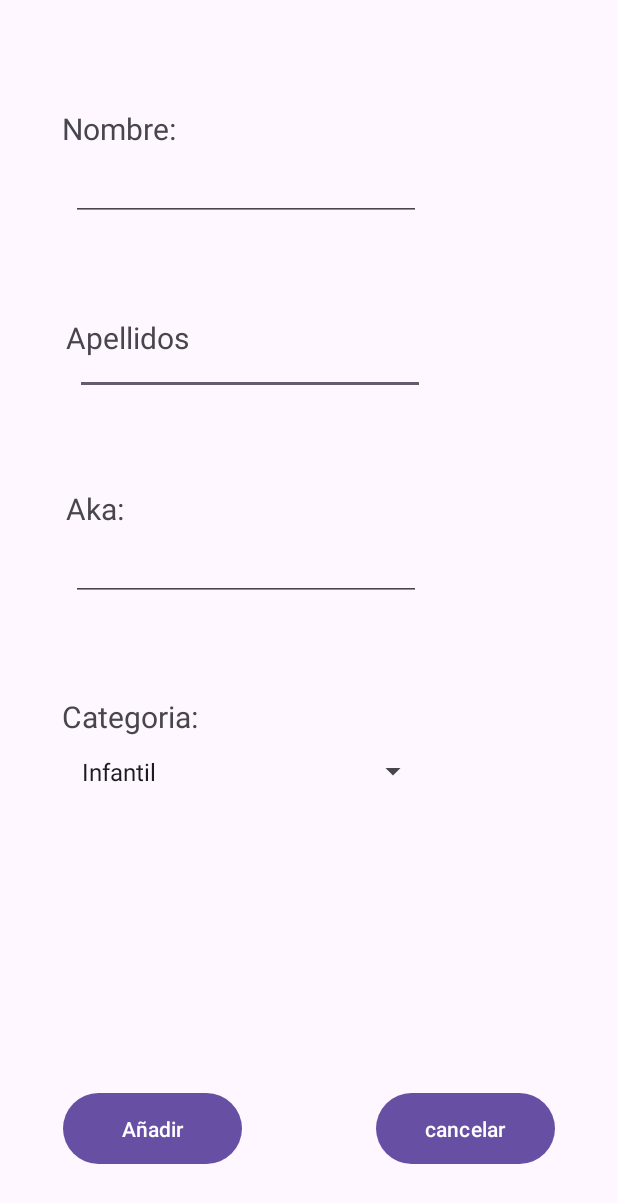
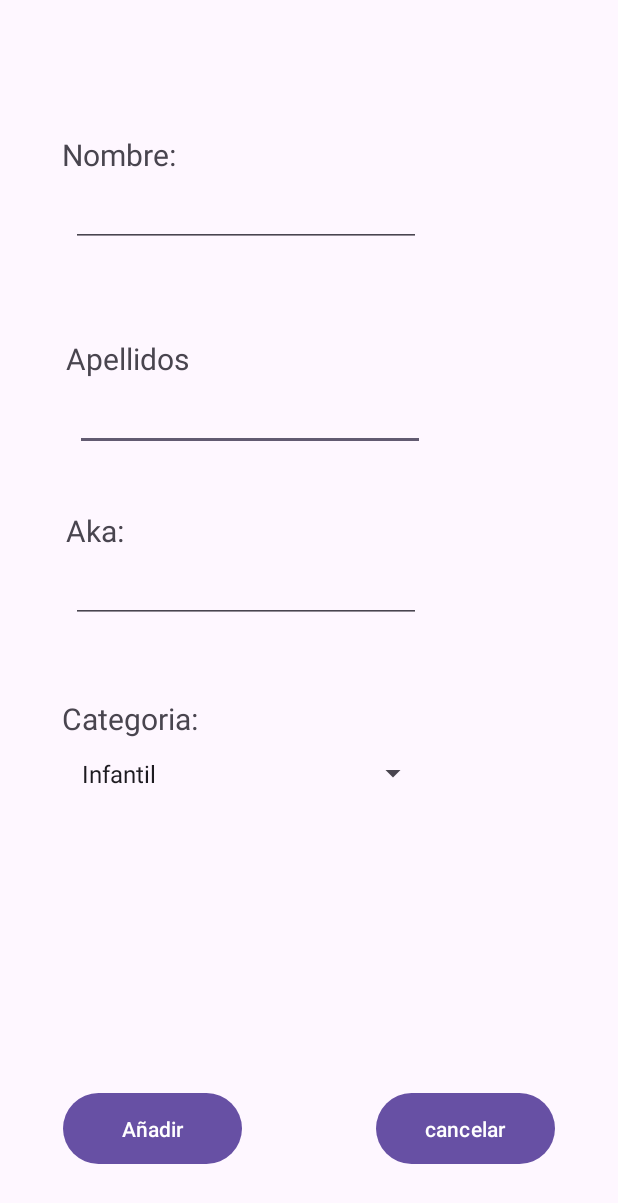
Before and after one commit to iagoLGitHub/olimpic, an Android app: the Competitor_add screen opened directly, with no data from a screen before it, on a phone screen of 412 x 824 dp. Shown: the top 1203 px of the screen. Run offline under Robolectric (Android 15) with nearby library versions, the phone set to English and light mode, and no system bars.

Commit message:
modify:Control de los EditText y su ventana de error

```diff
--- a/app/src/main/res/layout/activity_competitor_add.xml
+++ b/app/src/main/res/layout/activity_competitor_add.xml
@@ -10,18 +10,19 @@
     tools:layout_editor_absoluteY="-39dp">
 
     <EditText
-        android:id="@+id/EditLastName"
+        android:id="@+id/editLastName"
         android:layout_width="wrap_content"
         android:layout_height="wrap_content"
-        android:layout_marginTop="116dp"
         android:ems="10"
         android:inputType="text"
         android:textSize="20dp"
 
+        app:layout_constraintBottom_toBottomOf="parent"
         app:layout_constraintEnd_toEndOf="parent"
         app:layout_constraintHorizontal_bias="0.281"
         app:layout_constraintStart_toStartOf="parent"
-        app:layout_constraintTop_toBottomOf="@+id/nameTextView" />
+        app:layout_constraintTop_toBottomOf="@+id/lastNameTextView"
+        app:layout_constraintVertical_bias="0.0" />
 
     <TextView
         android:id="@+id/lastNameTextView"
@@ -34,12 +35,13 @@
         app:layout_constraintHorizontal_bias="0.147"
         app:layout_constraintStart_toStartOf="parent"
         app:layout_constraintTop_toTopOf="parent"
-        app:layout_constraintVertical_bias="0.265" />
+        app:layout_constraintVertical_bias="0.283" />
 
     <EditText
         android:id="@+id/editAka"
         android:layout_width="wrap_content"
         android:layout_height="wrap_content"
+        android:layout_marginBottom="332dp"
         android:ems="10"
         android:inputType="text"
         android:textSize="20dp"
@@ -60,22 +62,21 @@
         app:layout_constraintEnd_toEndOf="parent"
         app:layout_constraintHorizontal_bias="0.146"
         app:layout_constraintStart_toStartOf="parent"
-        app:layout_constraintTop_toBottomOf="@+id/EditLastName"
-        app:layout_constraintVertical_bias="0.116" />
+        app:layout_constraintTop_toTopOf="parent"
+        app:layout_constraintVertical_bias="0.427" />
 
     <TextView
         android:id="@+id/categoriaText"
         android:layout_width="113dp"
         android:layout_height="wrap_content"
-        android:layout_marginTop="32dp"
         android:text="Categoria:"
         android:textSize="20dp"
         app:layout_constraintBottom_toBottomOf="parent"
         app:layout_constraintEnd_toEndOf="parent"
         app:layout_constraintHorizontal_bias="0.139"
         app:layout_constraintStart_toStartOf="parent"
-        app:layout_constraintTop_toBottomOf="@+id/editAka"
-        app:layout_constraintVertical_bias="0.086" />
+        app:layout_constraintTop_toTopOf="parent"
+        app:layout_constraintVertical_bias="0.584" />
 
     <Button
         android:id="@+id/addBtn"
@@ -113,7 +114,7 @@
         app:layout_constraintHorizontal_bias="0.139"
         app:layout_constraintStart_toStartOf="parent"
         app:layout_constraintTop_toTopOf="parent"
-        app:layout_constraintVertical_bias="0.09" />
+        app:layout_constraintVertical_bias="0.112" />
 
     <EditText
         android:id="@+id/editName"
```
Also changed, not shown: app/src/main/java/com/example/olimpic/controller/Competitor_add.java (+72 -1 lines), app/src/main/java/com/example/olimpic/model/Competitor.java (+16 -0 lines).
